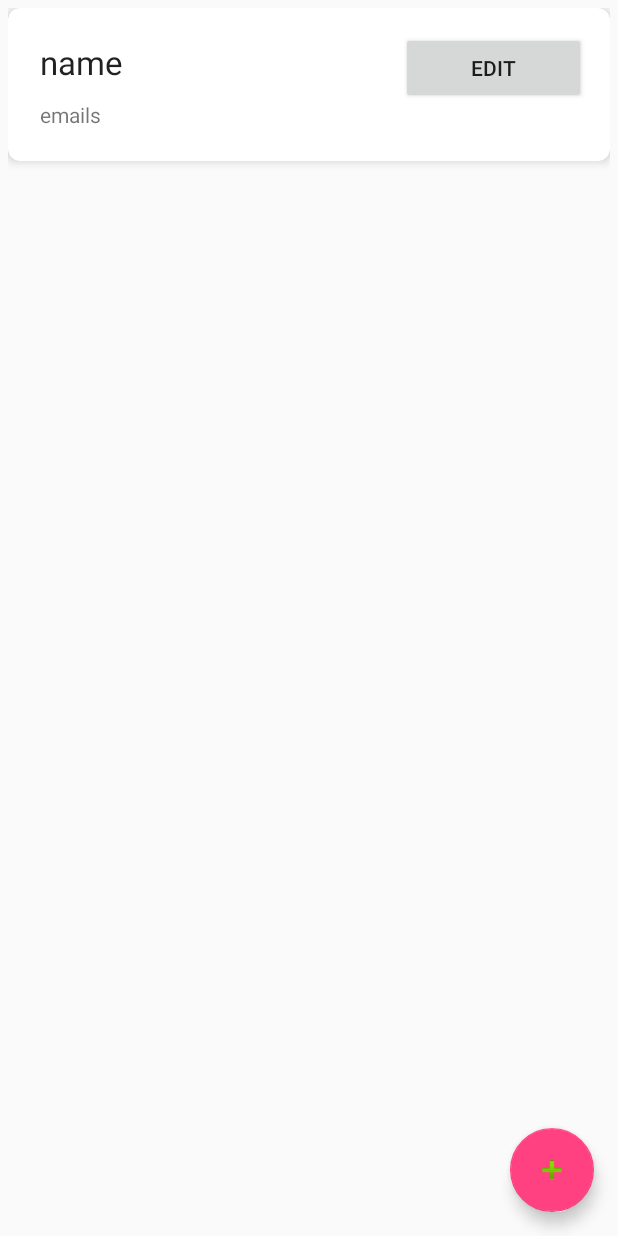
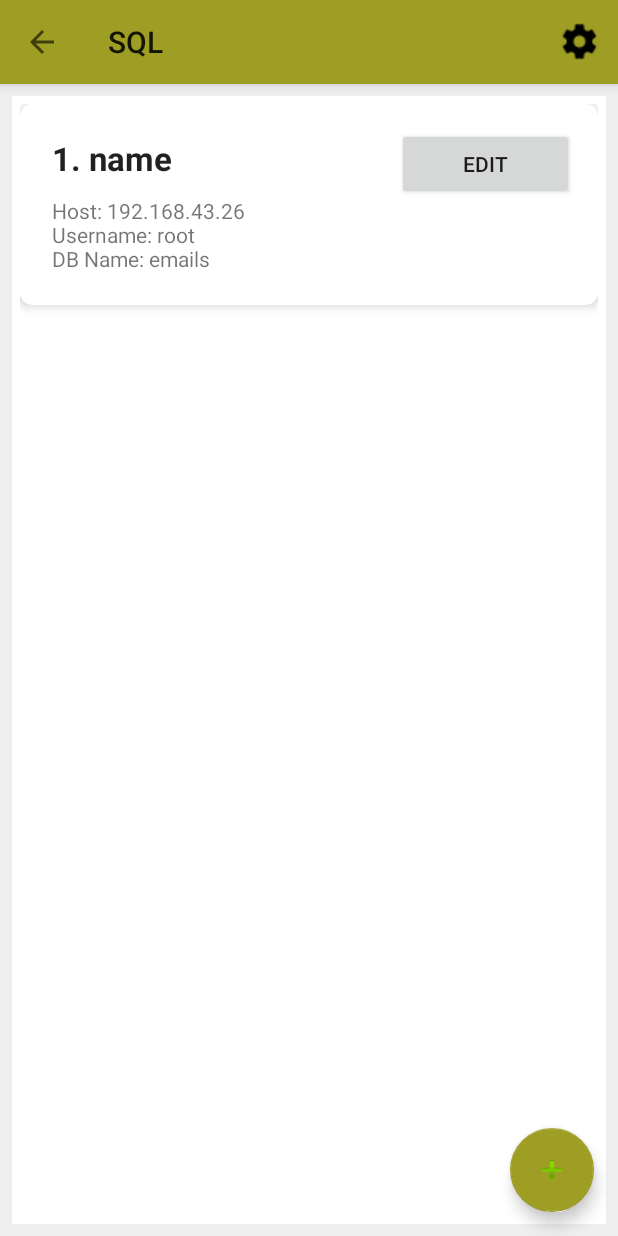
Before and after one commit to tharunaluka/sql, an Android app: the ListConnectionsActivity screen opened directly, with no data from a screen before it, on a phone screen of 412 x 824 dp. Run offline under Robolectric (Android 15) with nearby library versions, the phone set to English and light mode, and no system bars.

Commit message:
Made Changes

```diff
--- a/app/src/main/java/com/acetechapps/sql/ConnectionActivity.java
+++ b/app/src/main/java/com/acetechapps/sql/ConnectionActivity.java
@@ -66,10 +66,8 @@ public class ConnectionActivity extends AppCompatActivity  {
         String usernameText = username.getText().toString();
         String passwordText = password.getText().toString();
         String dbNameText = dbName.getText().toString();
-        new ConnectAsyncTask(getApplicationContext(), true).execute(hostText, portText,dbNameText, usernameText, passwordText );
+        new ConnectAsyncTask(getApplicationContext(), true).execute(hostText, portText, dbNameText, usernameText, passwordText);
     }
-
-
 
     public static class ConnectAsyncTask extends AsyncTask<String, Integer, Boolean> {
 
--- a/app/src/main/java/com/acetechapps/sql/ListConnectionsActivity.java
+++ b/app/src/main/java/com/acetechapps/sql/ListConnectionsActivity.java
@@ -3,13 +3,21 @@ package com.acetechapps.sql;
 import android.app.Activity;
 import android.content.Intent;
 import android.database.Cursor;
+import android.graphics.Color;
+import android.graphics.Typeface;
 import android.os.Bundle;
+import android.support.v7.app.ActionBar;
+import android.support.v7.app.ActionBarActivity;
 import android.support.v7.widget.LinearLayoutManager;
 import android.support.v7.widget.RecyclerView;
+import android.support.v7.widget.Toolbar;
 import android.view.LayoutInflater;
+import android.view.Menu;
+import android.view.MenuItem;
 import android.view.View;
 import android.view.ViewGroup;
 import android.widget.TextView;
+import android.widget.Toast;
 
 import com.acetechapps.sql.db.DbHelper;
 
@@ -17,7 +25,7 @@ import com.acetechapps.sql.db.DbHelper;
  * Created by bhargavsarvepalli on 05/04/16.
  *
  */
-public class ListConnectionsActivity extends Activity {
+public class ListConnectionsActivity extends ActionBarActivity {
 
     private RecyclerView mRecyclerView;
     private RecyclerView.Adapter mAdapter;
@@ -30,6 +38,16 @@ public class ListConnectionsActivity extends Activity {
     protected void onCreate(Bundle savedInstanceState) {
         super.onCreate(savedInstanceState);
         setContentView(R.layout.activity_all_connections);
+
+        // Initiating other App Toolbar
+        Toolbar myToolbar = (Toolbar) findViewById(R.id.allconnectionstoolbar);
+        setSupportActionBar(myToolbar);
+        // Get a support ActionBar corresponding to this toolbar
+        ActionBar ab = getSupportActionBar();
+        // Enable the Up button
+        ab.setDisplayHomeAsUpEnabled(true);
+
+
         mRecyclerView = (RecyclerView) findViewById(R.id.my_recycler_view);
 
         // use this setting to improve performance if you know that changes
@@ -45,9 +63,28 @@ public class ListConnectionsActivity extends Activity {
         mAdapter = new MyAdapter(myDataset);
         mRecyclerView.setAdapter(mAdapter);
     }
+    // Inflate the other appbar menu; also adds items to the action bar if present.
+    @Override
+    public boolean onCreateOptionsMenu(Menu menu) {
+        getMenuInflater().inflate(R.menu.appbar_other_menu, menu);
+        return true;
+    }
+
+    //Other appbar onClickListener
+    @Override
+    public boolean onOptionsItemSelected(MenuItem item) {
+        switch (item.getItemId()) {
+            case R.id.otherAppbarSettings:
+                Toast.makeText(getApplicationContext(),"No Settings Found",Toast.LENGTH_SHORT).show();
+                return true;
+
+            default:
+                return super.onOptionsItemSelected(item);
+        }
+    }
 
     void getDataSet(){
-        myDataset = sqlDb.getAll();
+        myDataset = sqlDb.getAllConnections();
         if (!(myDataset.moveToFirst()) || myDataset.getCount() ==0){
             Intent intent = new Intent(this, ConnectionActivity.class);
             startActivity(intent);
@@ -90,8 +127,9 @@ public class ListConnectionsActivity extends Activity {
             // - get element from your dataset at this position
             // - replace the contents of the view with that element
             mDataset.moveToPosition(position);
-            holder.mTextView.setText(mDataset.getString(0));
-            holder.mTextView2.setText(mDataset.getString(1));
+            holder.mTextView.setText(mDataset.getString(0) + ". " + mDataset.getString(1));
+            holder.mTextView.setTypeface(null, Typeface.BOLD);
+            holder.mTextView2.setText("Host: "+mDataset.getString(2)+"\nUsername: "+mDataset.getString(4)+"\nDB Name: "+mDataset.getString(6));
         }
 
         // Return the size of your dataset (invoked by the layout manager)
--- a/app/src/main/java/com/acetechapps/sql/QueryActivity.java
+++ b/app/src/main/java/com/acetechapps/sql/QueryActivity.java
@@ -30,9 +30,6 @@ public class QueryActivity extends AppCompatActivity {
 
     DbHelper sqlDB;
     EditText queryName, queryText;
-    Button saveQuery;
-    ImageButton addQuery;
-
     @Override
     protected void onCreate(Bundle savedInstanceState) {
         super.onCreate(savedInstanceState);
--- a/app/src/main/java/com/acetechapps/sql/db/DbHelper.java
+++ b/app/src/main/java/com/acetechapps/sql/db/DbHelper.java
@@ -14,7 +14,7 @@ public class DbHelper extends SQLiteOpenHelper {
 
     public static final String dbName = "sqlDB";
     public static final String queryTableName = "queryTable";
-    public static final String connectionsTableName = "connections";
+    public static final String connectionsTableName = "connectionsTable";
     public static final String Column1 = "queryID";
     public static final String Column2 = "queryTitle";
     public static final String Column3 = "queryQuery";
@@ -87,9 +87,9 @@ public class DbHelper extends SQLiteOpenHelper {
         return res;
     }
 
-    public Cursor getAll() {
+    public Cursor getAllConnections() {
         SQLiteDatabase db = this.getWritableDatabase();
-        Cursor res = db.rawQuery("SELECT name, db_name FROM "+connectionsTableName,null);
+        Cursor res = db.rawQuery("SELECT * FROM "+connectionsTableName,null);
         return res;
     }
 
--- a/app/src/main/res/layout/activity_all_connections.xml
+++ b/app/src/main/res/layout/activity_all_connections.xml
@@ -1,13 +1,30 @@
 <?xml version="1.0" encoding="utf-8"?>
 <RelativeLayout xmlns:android="http://schemas.android.com/apk/res/android"
-    android:orientation="vertical" android:layout_width="match_parent"
-    android:layout_height="match_parent">
+    xmlns:app="http://schemas.android.com/apk/res-auto"
+    android:orientation="vertical"
+    android:layout_width="match_parent"
+    android:layout_height="match_parent"
+    android:background="#EEEEEE">
+
+    <android.support.v7.widget.Toolbar
+        android:id="@+id/allconnectionstoolbar"
+        android:layout_width="match_parent"
+        android:layout_height="?attr/actionBarSize"
+        android:background="?attr/colorPrimary"
+        android:elevation="4dp"
+        app:menu="@menu/appbar_other_menu"/>
 
     <android.support.v7.widget.RecyclerView
         android:id="@+id/my_recycler_view"
         android:scrollbars="vertical"
         android:layout_width="match_parent"
-        android:layout_height="match_parent"/>
+        android:layout_height="match_parent"
+        android:background="#ffffff"
+        android:layout_marginTop="8dp"
+        android:layout_marginBottom="8dp"
+        android:layout_marginLeft="8dp"
+        android:layout_marginRight="8dp"
+        android:layout_below="@+id/allconnectionstoolbar"/>
 
     <android.support.design.widget.FloatingActionButton
         android:id="@+id/addConnection"
--- a/app/src/main/res/layout/activity_connection.xml
+++ b/app/src/main/res/layout/activity_connection.xml
@@ -5,8 +5,6 @@
     android:layout_height="match_parent"
     android:background="#EEEEEE">
 
-
-    <include android:id="@+id/appBarCon"  layout="@layout/app_bar_con"/>
 
     <LinearLayout
         android:orientation="vertical"
--- /dev/null
+++ b/app/src/main/res/menu/appbar_other_menu.xml
@@ -0,0 +1,11 @@
+<?xml version="1.0" encoding="utf-8"?>
+<menu xmlns:android="http://schemas.android.com/apk/res/android"
+    xmlns:app="http://schemas.android.com/apk/res-auto">
+
+    <item
+        android:id="@+id/otherAppbarSettings"
+        android:title="Settings"
+        android:icon="@drawable/ic_settings"
+        app:showAsAction="always"/>
+
+</menu>
--- a/app/src/main/res/values/styles.xml
+++ b/app/src/main/res/values/styles.xml
@@ -3,12 +3,8 @@
     <!-- Base application theme. -->
     <style name="AppTheme" parent="AppTheme.Base">
         <!-- Customize your theme here. -->
+        <item name="colorAccent">#9E9D24</item>
     </style>
-
-    <style name="NewConnectionMenu">
-
-    </style>
-
     <style name="AppTheme.Base" parent="Theme.AppCompat.Light.NoActionBar">
         <item name="colorPrimary">#9E9D24</item>
         <item name="colorPrimaryDark">#827717</item>
```
Also changed, not shown: app/src/main/AndroidManifest.xml (+23 -7 lines), app/src/main/java/com/acetechapps/sql/MainActivity.java (+2 -14 lines), app/src/main/res/drawable/ic_settings.png. Lines whose indentation alone changed are shown as unchanged.
